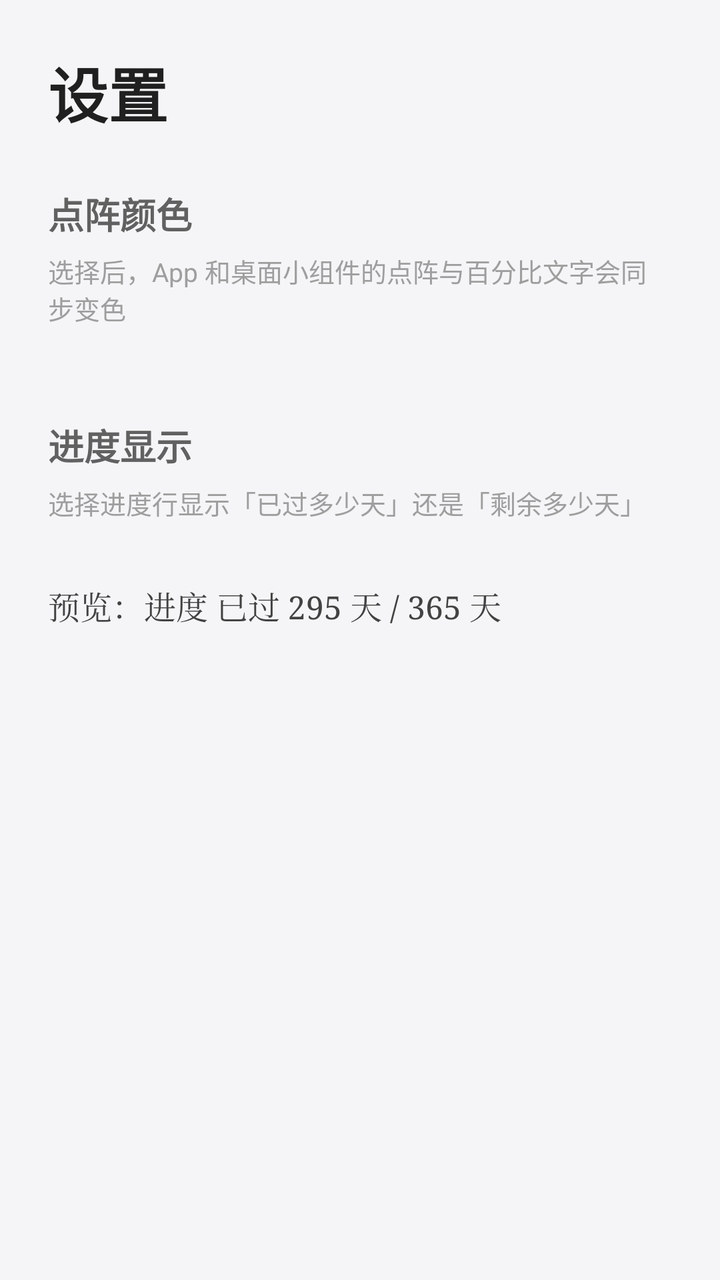
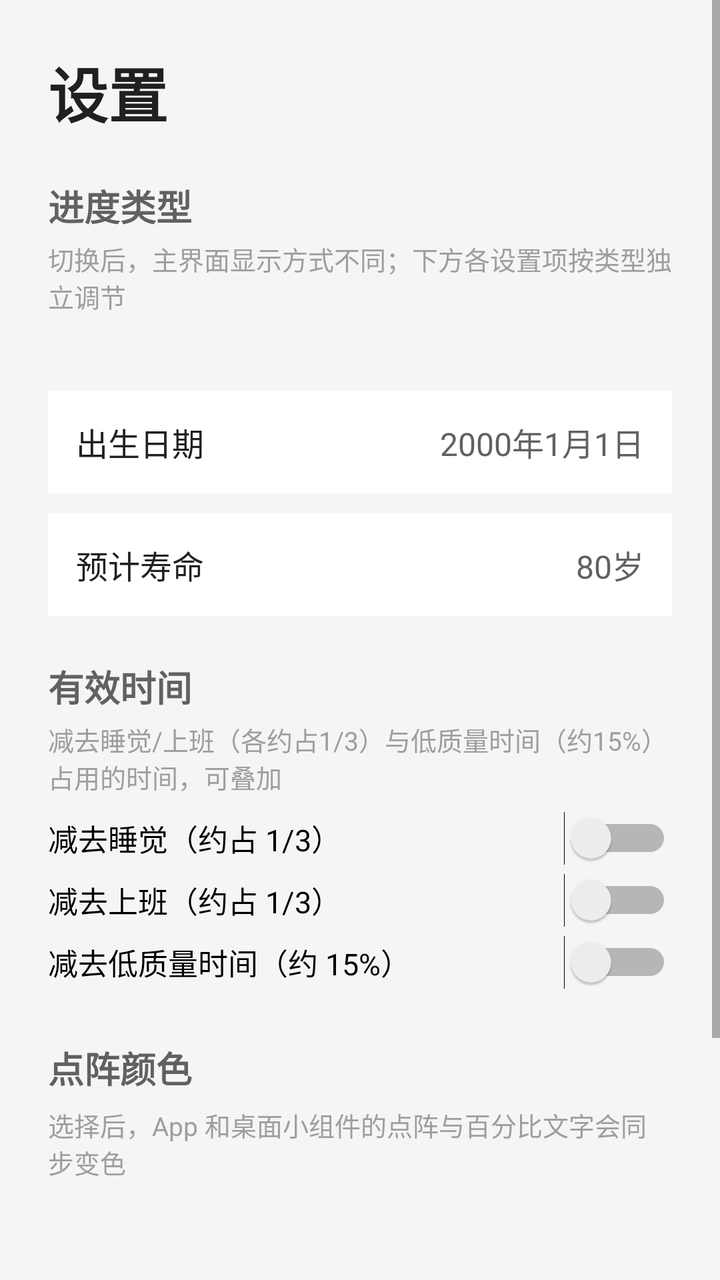

Compare the two renders of this Android layout. The source of the first and the diff that turns it into the second are given below.
<!-- AndroidManifest.xml: application theme Theme.YearProgress -->
<!-- res/layout/activity_settings.xml -->
<?xml version="1.0" encoding="utf-8"?>
<ScrollView xmlns:android="http://schemas.android.com/apk/res/android"
    android:layout_width="match_parent"
    android:layout_height="match_parent"
    android:background="#F5F5F7"
    android:fillViewport="true">

    <LinearLayout
        android:layout_width="match_parent"
        android:layout_height="wrap_content"
        android:orientation="vertical"
        android:padding="24dp">

        <TextView
            android:layout_width="wrap_content"
            android:layout_height="wrap_content"
            android:text="设置"
            android:textSize="30sp"
            android:textStyle="bold"
            android:textColor="#202020" />

        
        <TextView
            android:id="@+id/sectionColorTitle"
            android:layout_width="wrap_content"
            android:layout_height="wrap_content"
            android:layout_marginTop="26dp"
            android:text="点阵颜色"
            android:textSize="18sp"
            android:textStyle="bold"
            android:textColor="#616161" />

        <TextView
            android:id="@+id/colorHint"
            android:layout_width="wrap_content"
            android:layout_height="wrap_content"
            android:layout_marginTop="6dp"
            android:text="选择后，App 和桌面小组件的点阵与百分比文字会同步变色"
            android:textSize="13sp"
            android:textColor="#9E9E9E" />

        <LinearLayout
            android:id="@+id/colorGrid"
            android:layout_width="match_parent"
            android:layout_height="wrap_content"
            android:layout_marginTop="12dp"
            android:orientation="vertical" />

        
        <TextView
            android:id="@+id/sectionProgressTitle"
            android:layout_width="wrap_content"
            android:layout_height="wrap_content"
            android:layout_marginTop="34dp"
            android:text="进度显示"
            android:textSize="18sp"
            android:textStyle="bold"
            android:textColor="#616161" />

        <TextView
            android:id="@+id/progressHint"
            android:layout_width="wrap_content"
            android:layout_height="wrap_content"
            android:layout_marginTop="6dp"
            android:text="选择进度行显示「已过多少天」还是「剩余多少天」"
            android:textSize="13sp"
            android:textColor="#9E9E9E" />

        <LinearLayout
            android:id="@+id/modeRow"
            android:layout_width="match_parent"
            android:layout_height="wrap_content"
            android:layout_marginTop="14dp"
            android:orientation="horizontal" />

        <TextView
            android:id="@+id/previewLine"
            android:layout_width="wrap_content"
            android:layout_height="wrap_content"
            android:layout_marginTop="16dp"
            android:text="预览：进度 已过 295 天 / 365 天"
            android:textSize="16sp"
            android:textColor="#424242"
            android:fontFamily="serif" />
    </LinearLayout>
</ScrollView>
<!-- resources referenced by this layout -->
<resources>
  <style name="Theme.YearProgress" parent="android:Theme.Material.Light.NoActionBar">
          <item name="android:windowBackground">@android:color/white</item>
          <item name="android:statusBarColor">@android:color/white</item>
          <item name="android:windowLightStatusBar">true</item>
      </style>
</resources>

<!-- the commit's change to res/layout/activity_settings.xml (unified diff, before → after) -->
@@ -21,6 +21,134 @@
 
         
         <TextView
+            android:layout_width="wrap_content"
+            android:layout_height="wrap_content"
+            android:layout_marginTop="22dp"
+            android:text="进度类型"
+            android:textSize="18sp"
+            android:textStyle="bold"
+            android:textColor="#616161" />
+
+        <TextView
+            android:layout_width="wrap_content"
+            android:layout_height="wrap_content"
+            android:layout_marginTop="4dp"
+            android:text="切换后，主界面显示方式不同；下方各设置项按类型独立调节"
+            android:textSize="13sp"
+            android:textColor="#9E9E9E" />
+
+        <LinearLayout
+            android:id="@+id/modeTypeRow"
+            android:layout_width="match_parent"
+            android:layout_height="wrap_content"
+            android:layout_marginTop="12dp"
+            android:orientation="horizontal" />
+
+        
+        <LinearLayout
+            android:id="@+id/lifeSection"
+            android:layout_width="match_parent"
+            android:layout_height="wrap_content"
+            android:orientation="vertical">
+
+            <LinearLayout
+                android:id="@+id/birthRow"
+                android:layout_width="match_parent"
+                android:layout_height="wrap_content"
+                android:layout_marginTop="26dp"
+                android:gravity="center_vertical"
+                android:orientation="horizontal"
+                android:background="#FFFFFF"
+                android:padding="14dp">
+
+                <TextView
+                    android:layout_width="0dp"
+                    android:layout_height="wrap_content"
+                    android:layout_weight="1"
+                    android:text="出生日期"
+                    android:textSize="16sp"
+                    android:textColor="#202020" />
+
+                <TextView
+                    android:id="@+id/birthVal"
+                    android:layout_width="wrap_content"
+                    android:layout_height="wrap_content"
+                    android:text="2000年1月1日"
+                    android:textSize="16sp"
+                    android:textColor="#616161" />
+            </LinearLayout>
+
+            <LinearLayout
+                android:id="@+id/expectRow"
+                android:layout_width="match_parent"
+                android:layout_height="wrap_content"
+                android:layout_marginTop="10dp"
+                android:gravity="center_vertical"
+                android:orientation="horizontal"
+                android:background="#FFFFFF"
+                android:padding="14dp">
+
+                <TextView
+                    android:layout_width="0dp"
+                    android:layout_height="wrap_content"
+                    android:layout_weight="1"
+                    android:text="预计寿命"
+                    android:textSize="16sp"
+                    android:textColor="#202020" />
+
+                <TextView
+                    android:id="@+id/expectVal"
+                    android:layout_width="wrap_content"
+                    android:layout_height="wrap_content"
+                    android:text="80岁"
+                    android:textSize="16sp"
+                    android:textColor="#616161" />
+            </LinearLayout>
+
+            <TextView
+                android:layout_width="wrap_content"
+                android:layout_height="wrap_content"
+                android:layout_marginTop="22dp"
+                android:text="有效时间"
+                android:textSize="18sp"
+                android:textStyle="bold"
+                android:textColor="#616161" />
+
+            <TextView
+                android:layout_width="wrap_content"
+                android:layout_height="wrap_content"
+                android:layout_marginTop="4dp"
+                android:text="减去睡觉/上班（各约占1/3）与低质量时间（约15%）占用的时间，可叠加"
+                android:textSize="13sp"
+                android:textColor="#9E9E9E" />
+
+            <Switch
+                android:id="@+id/swSleep"
+                android:layout_width="match_parent"
+                android:layout_height="wrap_content"
+                android:layout_marginTop="8dp"
+                android:text="减去睡觉（约占 1/3）"
+                android:textSize="15sp" />
+
+            <Switch
+                android:id="@+id/swWork"
+                android:layout_width="match_parent"
+                android:layout_height="wrap_content"
+                android:layout_marginTop="4dp"
+                android:text="减去上班（约占 1/3）"
+                android:textSize="15sp" />
+
+            <Switch
+                android:id="@+id/swLowq"
+                android:layout_width="match_parent"
+                android:layout_height="wrap_content"
+                android:layout_marginTop="4dp"
+                android:text="减去低质量时间（约 15%）"
+                android:textSize="15sp" />
+        </LinearLayout>
+
+        
+        <TextView
             android:id="@+id/sectionColorTitle"
             android:layout_width="wrap_content"
             android:layout_height="wrap_content"
@@ -78,6 +206,7 @@
             android:layout_width="wrap_content"
             android:layout_height="wrap_content"
             android:layout_marginTop="16dp"
+            android:layout_marginBottom="24dp"
             android:text="预览：进度 已过 295 天 / 365 天"
             android:textSize="16sp"
             android:textColor="#424242"
